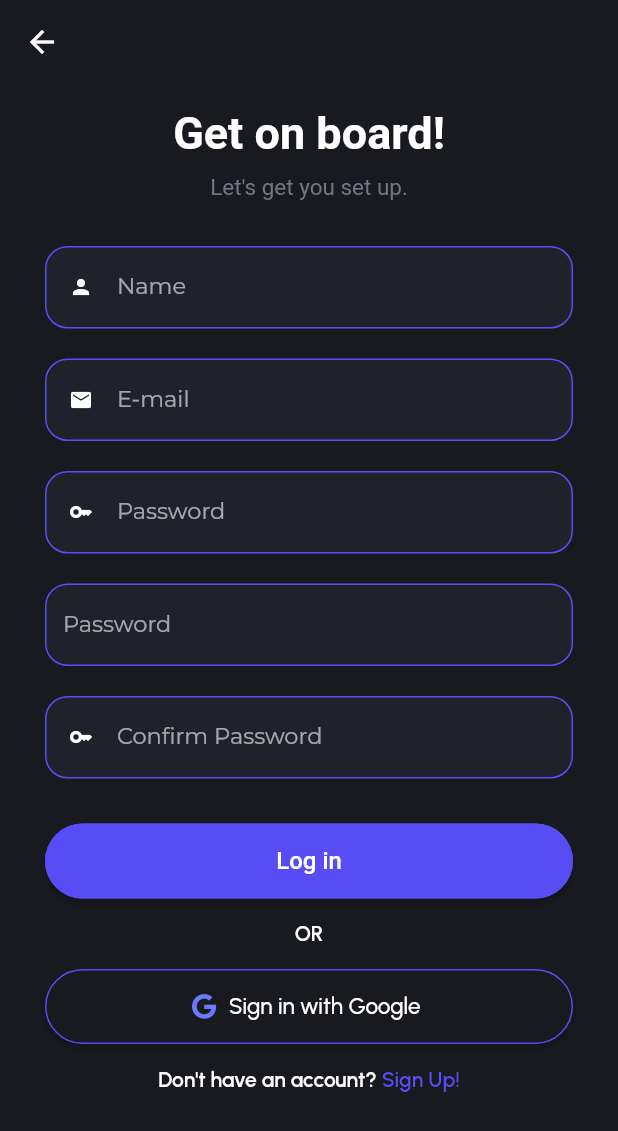
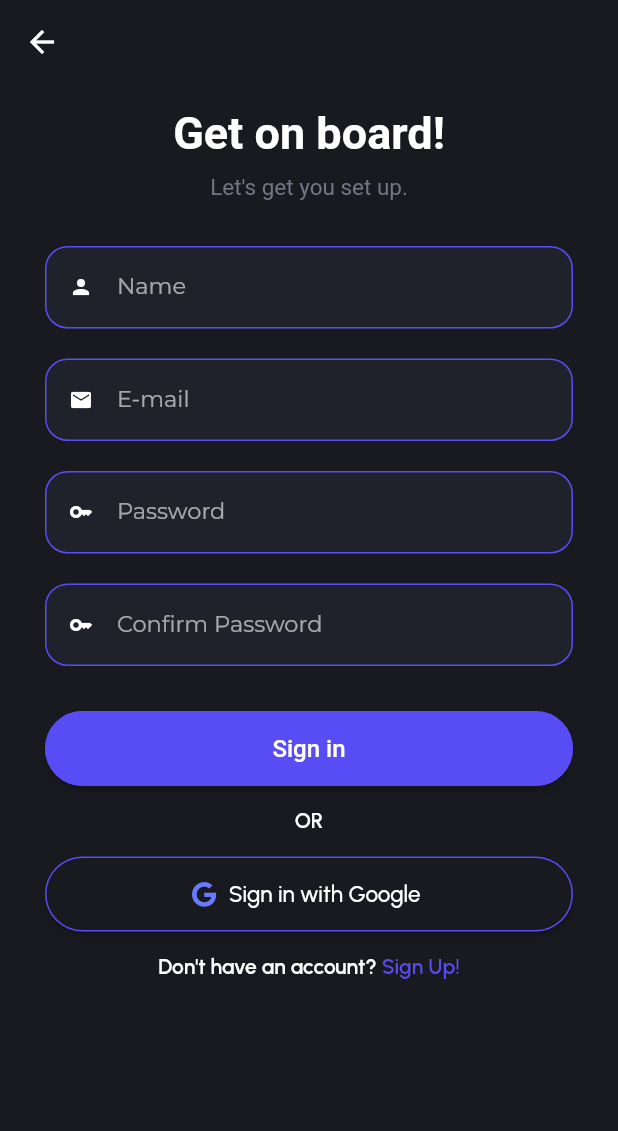
Before and after one commit to Xe-nor/CampusKonnect, a Flutter app: the Signupscreen screen opened by its route, on a phone screen of 412 x 824 dp. Shown: the top 1131 px of the screen. Run offline on Flutter 3.47's test engine with Material 2 defaults, Android fonts, the phone set to English and light mode, and no system bars; our stand-ins replace firebase_auth, firebase_core, flutter_snake_navigationbar, font_awesome_flutter, get, google_fonts and 3 more; accounts and stored records are empty; project files that could hold a hidden picture were left out.

Commit message:
Changes in sign up page.

```diff
--- a/lib/pages/loginpage.dart
+++ b/lib/pages/loginpage.dart
@@ -1,3 +1,4 @@
+import 'package:campuskonnect/pages/dashboard.dart';
 import 'package:campuskonnect/pages/eventdetail.dart';
 import 'package:campuskonnect/pages/profilepage.dart';
 import 'package:campuskonnect/services/firebase_services.dart';
@@ -209,7 +210,7 @@ class _LoginpageState extends State<Loginpage> {
                 onPressed: () async {
                   //here sign in with google
                   await FirebaseServices().signInwithGoogle();
-                  Get.to(() => const profile(),
+                  Get.to(() => const dashboard(),
                       transition: Transition.cupertinoDialog,
                       duration: const Duration(milliseconds: 1500));
                 },
--- a/lib/pages/signup.dart
+++ b/lib/pages/signup.dart
@@ -1,4 +1,6 @@
 //import 'dart:html';
+import 'package:campuskonnect/pages/dashboard.dart';
+import 'package:campuskonnect/services/firebase_services.dart';
 import 'package:firebase_auth/firebase_auth.dart';
 //import 'package:firebase_core/firebase_core.dart';
 import 'package:flutter/material.dart';
@@ -106,17 +108,6 @@ class _SignupscreenState extends State<Signupscreen> {
                       height: 20,
                     ),
                     textform(
-                        isPrefixIcon: true,
-                        isObscure: false,
-                        labeltxt: "E-mail",
-                        hinttxt: "Enter your E-mail",
-                        prefixIcon: Icons.email,
-                        isEmail: true,
-                        suffixIcon: null),
-                    const SizedBox(
-                      height: 20,
-                    ),
-                    textform(
                         controller: _emailTextController,
                         validator: (String input) {
                             if (input.isEmpty) {
@@ -128,21 +119,45 @@ class _SignupscreenState extends State<Signupscreen> {
                               Get.snackbar('Warning', 'Email is in-valid.');
                               return '';
                             }
-                          // if (!input.contains('@')) {
-                          //   Get.snackbar('Warning', 'Email is in-valid.');
-                          //   return '';
-                          // }
                         },
                         isPrefixIcon: true,
-                        labeltxt: "Password",
                         isObscure: false,
-                        hinttxt: "Enter your Password",
-                        prefixIcon: Icons.key,
-                        isEmail: false,
+                        labeltxt: "E-mail",
+                        hinttxt: "Enter your E-mail",
+                        prefixIcon: Icons.email,
+                        isEmail: true,
                         suffixIcon: null),
                     const SizedBox(
                       height: 20,
                     ),
+                    // textform(
+                    //     controller: _emailTextController,
+                    //     validator: (String input) {
+                    //       if (input.isEmpty) {
+                    //         Get.snackbar('Warning', 'Email is empty');
+                    //         return '';
+                    //       }
+                    //       if (!RegExp("^[a-zA-Z0-9+_.-]+@[a-zA-Z0-9.-]+.[a-z]")
+                    //           .hasMatch(input)) {
+                    //         Get.snackbar('Warning', 'Email is in-valid.');
+                    //         return '';
+                    //       }
+                    //       // if (!input.contains('@')) {
+                    //       //   Get.snackbar('Warning', 'Email is in-valid.');
+                    //       //   return '';
+                    //       // }
+                    //     },
+                    //     isPrefixIcon: true,
+                    //     labeltxt: "Password",
+                    //     isObscure: false,
+                    //     hinttxt: "Enter your Password",
+                    //     prefixIcon: Icons.key,
+                    //     isEmail: false,
+                    //     suffixIcon: null
+                    // ),
+                    // const SizedBox(
+                    //   height: 20,
+                    // ),
                     textform(
                       controller: _passwordTextController,
                       labeltxt: "Password",
@@ -157,6 +172,11 @@ class _SignupscreenState extends State<Signupscreen> {
                           return '';
                         }
                       },
+                      isPrefixIcon: true,
+                      isObscure: false,
+                      prefixIcon: Icons.key,
+                      isEmail: true,
+                      suffixIcon: null
                     ),
                     const SizedBox(
                       height: 20,
@@ -176,7 +196,8 @@ class _SignupscreenState extends State<Signupscreen> {
                         },
                         prefixIcon: Icons.key,
                         isEmail: true,
-                        suffixIcon: null),
+                        suffixIcon: null
+                    ),
                     const SizedBox(
                       height: 30,
                     ),
@@ -213,7 +234,7 @@ class _SignupscreenState extends State<Signupscreen> {
                                 side:
                                     BorderSide(color: Appcolors.buttoncolor))),
                         child: const Text(
-                          "Log in",
+                          "Sign in",
                           style: TextStyle(
                               color: Appcolors.lightprimary,
                               fontSize: 16,
@@ -240,7 +261,13 @@ class _SignupscreenState extends State<Signupscreen> {
                             shape: const StadiumBorder(
                                 side:
                                     BorderSide(color: Appcolors.buttoncolor))),
-                        onPressed: () => {},
+                        onPressed: () async {
+                  //here sign in with google
+                          await FirebaseServices().signInwithGoogle();
+                          Get.to(() => const dashboard(),
+                          transition: Transition.cupertinoDialog,
+                          duration: const Duration(milliseconds: 1500));
+                },
                         icon: const Icon(
                           color: Appcolors.iconcolor,
                           FontAwesomeIcons.google,
```
Lines whose indentation alone changed are shown as unchanged.
